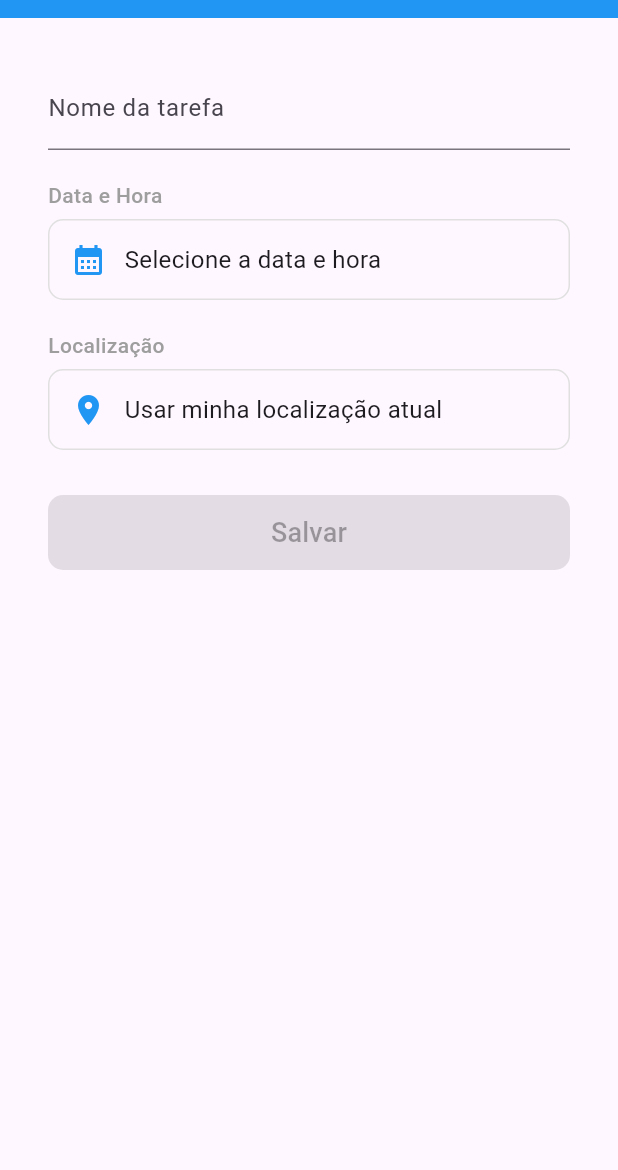
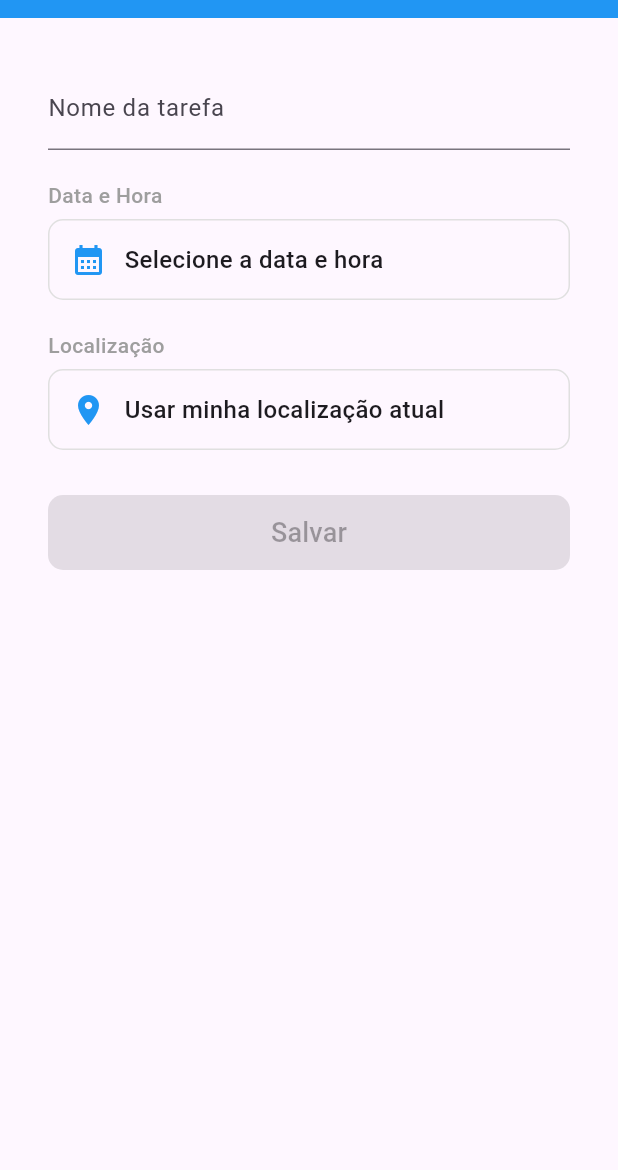
Before and after one commit to BrenoLeiriaoNeto/lista_de_tarefas, a Flutter app: the screen it shows after launch, after a tap on the "add" icon, on a phone screen of 412 x 824 dp. Shown: the part 66-1236 px from the top of the screen. Run offline on Flutter 3.47's test engine with Material 3 defaults, Android fonts, the phone set to English and light mode, and no system bars; our stand-ins replace geocoding, geolocator.

Commit message:
chore(tweak-localization-ui): localization field UI tweaked

```diff
--- a/lib/core/services/location_service.dart
+++ b/lib/core/services/location_service.dart
@@ -39,6 +39,7 @@ class LocationService {
       city: place.locality,
       country: place.country,
       state: place.administrativeArea,
+      street: place.street,
     );
   }
 }
--- a/lib/core/widgets/form_field_button.dart
+++ b/lib/core/widgets/form_field_button.dart
@@ -3,6 +3,7 @@ import 'package:flutter/material.dart';
 class FormFieldButton extends StatelessWidget {
   final String label;
   final String value;
+  final String? subtitle;
   final IconData icon;
   final VoidCallback onTap;
   final bool loading;
@@ -11,6 +12,7 @@ class FormFieldButton extends StatelessWidget {
     super.key,
     required this.label,
     required this.value,
+    this.subtitle,
     required this.icon,
     required this.onTap,
     this.loading = false,
@@ -53,7 +55,23 @@ class FormFieldButton extends StatelessWidget {
                             child: CircularProgressIndicator(strokeWidth: 2),
                           ),
                         )
-                      : Text(value, style: TextStyle(fontSize: 16)),
+                      : Column(
+                          crossAxisAlignment: CrossAxisAlignment.start,
+                          children: [
+                            Text(
+                              value,
+                              style: TextStyle(fontSize: 16, fontWeight: .w500),
+                            ),
+                            if (subtitle != null)
+                              Text(
+                                subtitle!,
+                                style: TextStyle(
+                                  fontSize: 13,
+                                  color: Colors.grey.shade600,
+                                ),
+                              ),
+                          ],
+                        ),
                 ),
               ],
             ),
--- a/lib/features/tasks/domain/geo_location.dart
+++ b/lib/features/tasks/domain/geo_location.dart
@@ -5,6 +5,7 @@ class GeoLocation {
   final String? city;
   final String? country;
   final String? state;
+  final String? street;
 
   GeoLocation(
     this.latitude,
@@ -13,6 +14,7 @@ class GeoLocation {
     this.city,
     this.country,
     this.state,
+    this.street,
   });
 
   String get formatted =>
--- a/lib/features/tasks/presentation/widgets/task_form.dart
+++ b/lib/features/tasks/presentation/widgets/task_form.dart
@@ -26,8 +26,10 @@ class _TaskFormState extends State<TaskForm> {
         ? "Selecione a data e hora"
         : brazilDateFormat(_dataHora!);
 
-    final locationFormatted =
-        _localizacao?.formatted ?? "Usar minha localização atual";
+    final mainLocation = _localizacao?.street ?? "Usar minha localização atual";
+    final subLocation = _localizacao != null
+        ? "${_localizacao!.city}, ${_localizacao!.state}"
+        : "Usar minha localização atual";
 
     return Form(
       key: _formKey,
@@ -64,7 +66,8 @@ class _TaskFormState extends State<TaskForm> {
 
             FormFieldButton(
               label: "Localização",
-              value: locationFormatted,
+              value: mainLocation,
+              subtitle: _localizacao != null ? subLocation : null,
               icon: Icons.location_on,
               loading: _isLoadingLocation,
               onTap: () async {
```
Also changed, not shown: lib/features/tasks/presentation/pages/task_details_page.dart (+8 -0 lines), lib/features/tasks/presentation/widgets/task_update_form.dart (+5 -2 lines).
